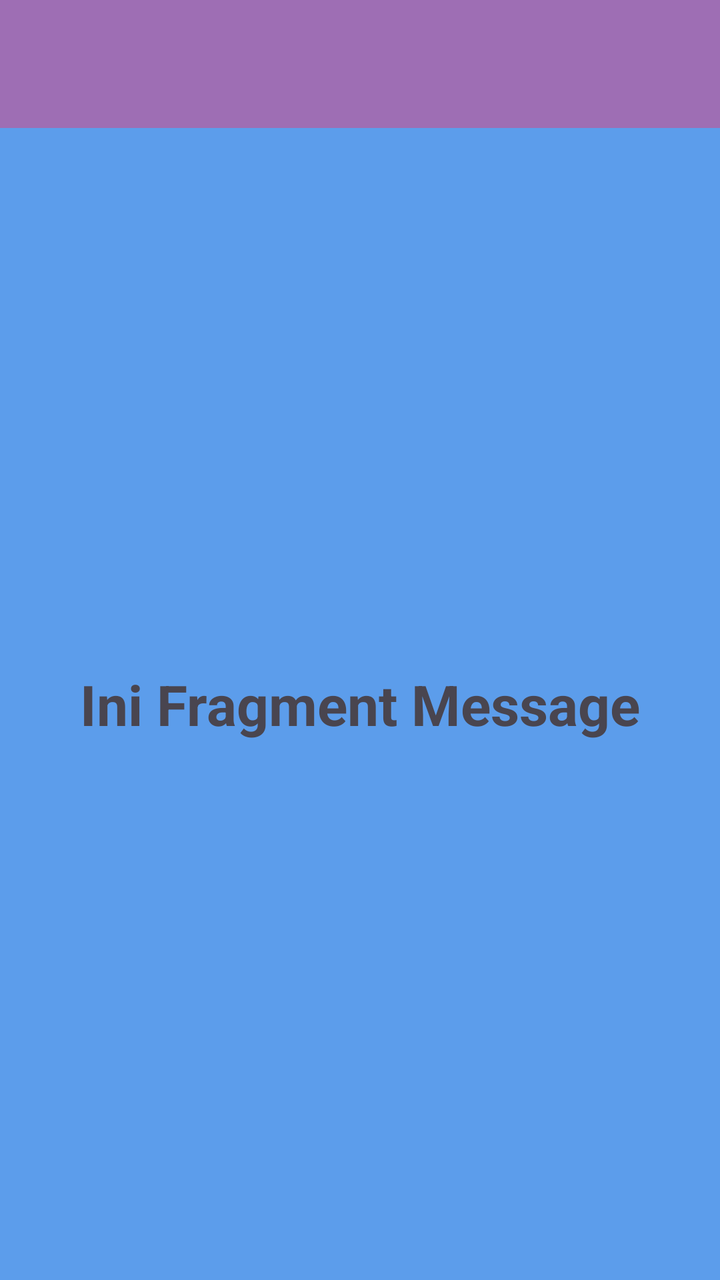
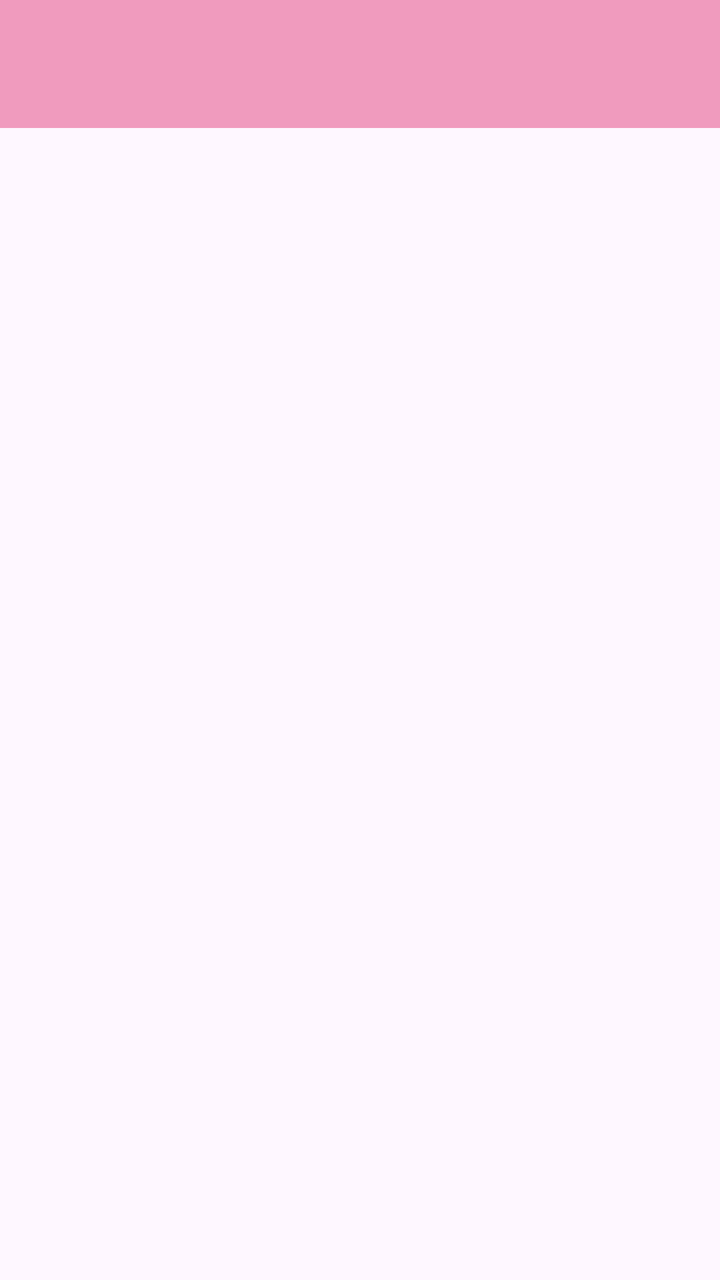

Compare the two renders of this Android layout. The source of the first and the diff that turns it into the second are given below.
<!-- AndroidManifest.xml: application theme Theme.Tifadenia -->
<!-- res/layout/activity_message_fragment.xml -->
<?xml version="1.0" encoding="utf-8"?>
<androidx.constraintlayout.widget.ConstraintLayout xmlns:android="http://schemas.android.com/apk/res/android"
    xmlns:app="http://schemas.android.com/apk/res-auto"
    xmlns:tools="http://schemas.android.com/tools"
    android:layout_width="match_parent"
    android:layout_height="match_parent"
    android:background="#5C9DEB"
    tools:context=".Message.MessageFragment">

    <androidx.appcompat.widget.Toolbar
        android:id="@+id/toolbar"
        android:layout_width="0dp"
        android:layout_height="?attr/actionBarSize"
        android:background="#7FE03F7C"
        android:theme="@style/ThemeOverlay.AppCompat.Dark.ActionBar"
        app:layout_constraintEnd_toEndOf="parent"
        app:layout_constraintStart_toStartOf="parent"
        app:layout_constraintTop_toTopOf="parent" />

    <TextView
        android:layout_width="wrap_content"
        android:layout_height="wrap_content"
        android:text="Ini Fragment Message"
        android:textSize="28sp"
        android:textStyle="bold"
        app:layout_constraintBottom_toBottomOf="parent"
        app:layout_constraintEnd_toEndOf="parent"
        app:layout_constraintStart_toStartOf="parent"
        app:layout_constraintTop_toBottomOf="@+id/toolbar" />

</androidx.constraintlayout.widget.ConstraintLayout>
<!-- resources referenced by this layout -->
<resources>
  <style name="Theme.Tifadenia" parent="Base.Theme.Tifadenia" />
  <style name="Base.Theme.Tifadenia" parent="Theme.Material3.DayNight.NoActionBar">
          
          
      </style>
</resources>

<!-- the commit's change to res/layout/activity_message_fragment.xml (unified diff, before → after) -->
@@ -1,31 +1,29 @@
 <?xml version="1.0" encoding="utf-8"?>
-<androidx.constraintlayout.widget.ConstraintLayout xmlns:android="http://schemas.android.com/apk/res/android"
+<androidx.coordinatorlayout.widget.CoordinatorLayout xmlns:android="http://schemas.android.com/apk/res/android"
     xmlns:app="http://schemas.android.com/apk/res-auto"
-    xmlns:tools="http://schemas.android.com/tools"
     android:layout_width="match_parent"
-    android:layout_height="match_parent"
-    android:background="#5C9DEB"
-    tools:context=".Message.MessageFragment">
+    android:layout_height="match_parent">
 
-    <androidx.appcompat.widget.Toolbar
-        android:id="@+id/toolbar"
-        android:layout_width="0dp"
-        android:layout_height="?attr/actionBarSize"
-        android:background="#7FE03F7C"
-        android:theme="@style/ThemeOverlay.AppCompat.Dark.ActionBar"
-        app:layout_constraintEnd_toEndOf="parent"
-        app:layout_constraintStart_toStartOf="parent"
-        app:layout_constraintTop_toTopOf="parent" />
+    <com.google.android.material.appbar.AppBarLayout
+        android:id="@+id/appBarLayout"
+        android:layout_width="match_parent"
+        android:layout_height="wrap_content"
+        android:theme="@style/ThemeOverlay.AppCompat.Dark.ActionBar">
 
-    <TextView
-        android:layout_width="wrap_content"
-        android:layout_height="wrap_content"
-        android:text="Ini Fragment Message"
-        android:textSize="28sp"
-        android:textStyle="bold"
-        app:layout_constraintBottom_toBottomOf="parent"
-        app:layout_constraintEnd_toEndOf="parent"
-        app:layout_constraintStart_toStartOf="parent"
-        app:layout_constraintTop_toBottomOf="@+id/toolbar" />
+        <androidx.appcompat.widget.Toolbar
+            android:id="@+id/toolbar"
+            android:layout_width="match_parent"
+            android:layout_height="?attr/actionBarSize"
+            android:background="#7FE03F7C"
+            app:layout_scrollFlags="scroll|enterAlways"
+            app:titleTextColor="@android:color/white" />
 
-</androidx.constraintlayout.widget.ConstraintLayout>
+    </com.google.android.material.appbar.AppBarLayout>
+
+    <ListView
+        android:id="@+id/listMessageItems"
+        android:layout_width="match_parent"
+        android:layout_height="match_parent"
+        app:layout_behavior="@string/appbar_scrolling_view_behavior" />
+
+</androidx.coordinatorlayout.widget.CoordinatorLayout>
